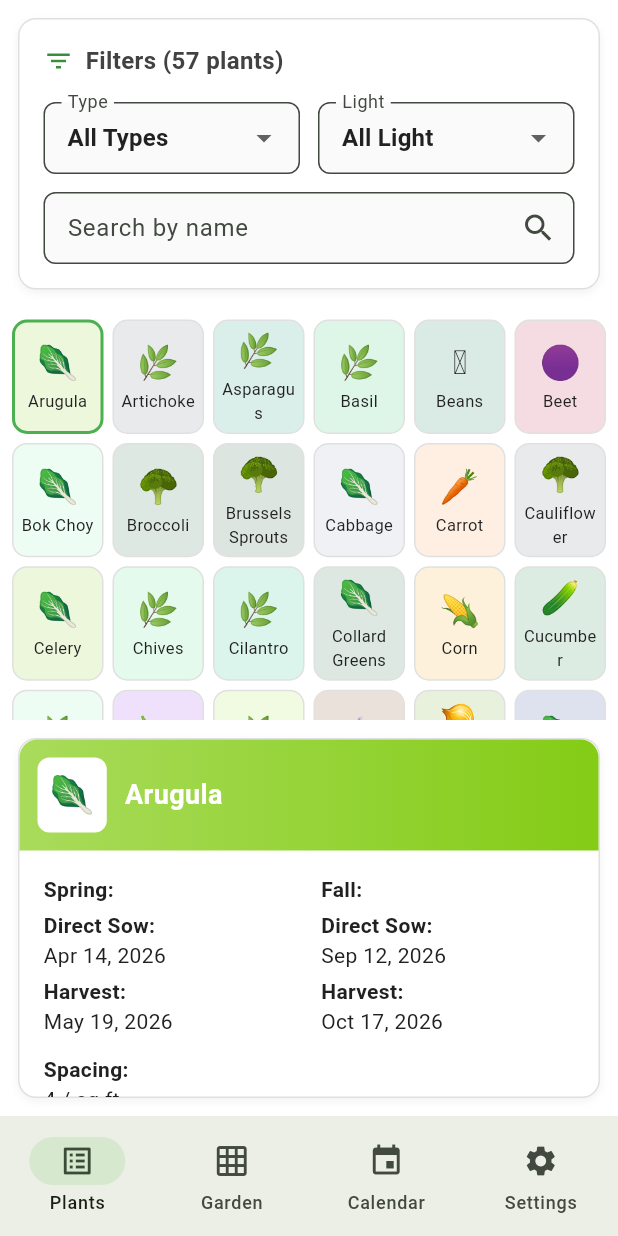
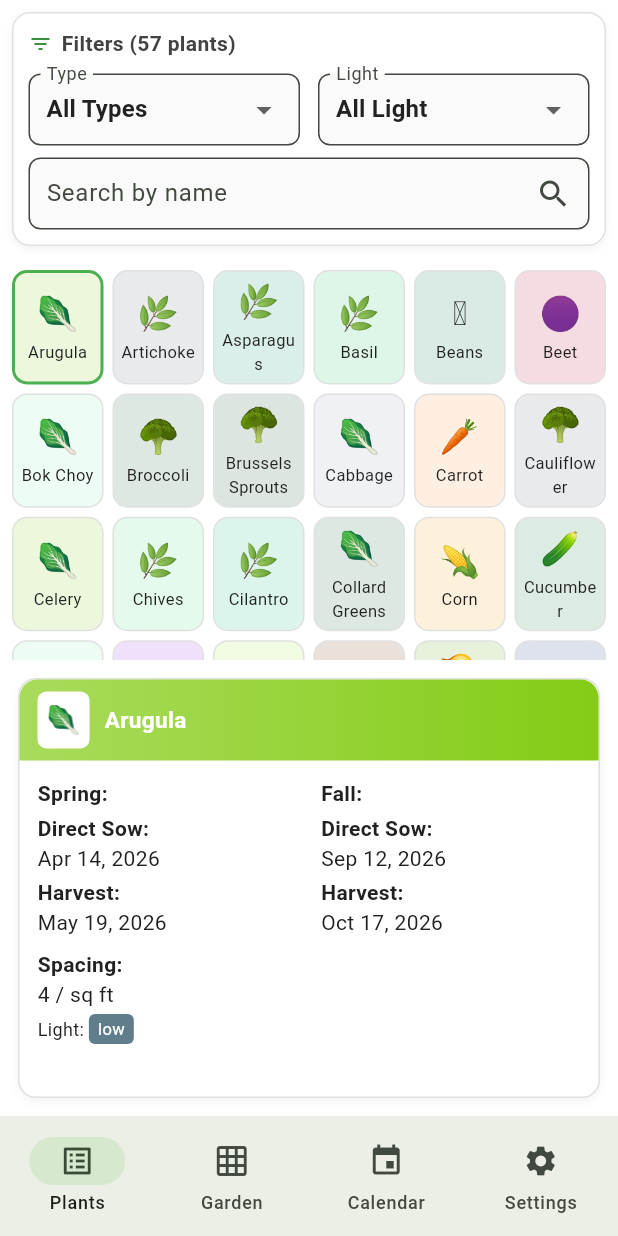
Before and after one commit to medwards8402-arch/Workspace, a Flutter app: the screen it shows after launch, after a tap on "Dismiss", after a tap on "Arugula", on a phone screen of 412 x 824 dp. Run offline on Flutter 3.47's test engine with Material 3 defaults, Android fonts, the phone set to English and light mode, and no system bars; our stand-ins replace shared_preferences.

Commit message:
scrolling fixes

```diff
--- a/garden_planner/lib/screens/plants_screen.dart
+++ b/garden_planner/lib/screens/plants_screen.dart
@@ -24,8 +24,8 @@ class PlantsScreen extends StatelessWidget {
           child: Column(
             children: [
               Container(
-                margin: const EdgeInsets.all(12.0),
-                padding: const EdgeInsets.all(16.0),
+                margin: const EdgeInsets.all(8.0),
+                padding: const EdgeInsets.all(10.0),
                 decoration: BoxDecoration(
                   color: Colors.white,
                   borderRadius: BorderRadius.circular(12),
@@ -43,12 +43,12 @@ class PlantsScreen extends StatelessWidget {
                   children: [
                     Row(
                       children: [
-                        Icon(Icons.filter_list, color: Colors.green.shade700, size: 20),
-                        const SizedBox(width: 8),
+                        Icon(Icons.filter_list, color: Colors.green.shade700, size: 16),
+                        const SizedBox(width: 6),
                         Expanded(
                           child: Text(
                             'Filters (${filteredPlants.length} plants)',
-                            style: TextStyle(fontSize: 16, fontWeight: FontWeight.bold, color: Colors.grey.shade800),
+                            style: TextStyle(fontSize: 14, fontWeight: FontWeight.bold, color: Colors.grey.shade800),
                           ),
                         ),
                         if (selectionProvider.searchQuery.isNotEmpty || selectionProvider.filterType != 'all' || selectionProvider.filterLight != 'all')
@@ -60,12 +60,12 @@ class PlantsScreen extends StatelessWidget {
                           ),
                       ],
                     ),
-                    const SizedBox(height: 4),
+                    const SizedBox(height: 2),
                     const Tip(
                       id: 'plants-filter-tip',
                       message: 'Use filters below to narrow plant selection by type, light requirements, or search by name.',
                     ),
-                    const SizedBox(height: 12),
+                    const SizedBox(height: 8),
                     // Filters - First Row
                     Row(
                       children: [
@@ -74,7 +74,7 @@ class PlantsScreen extends StatelessWidget {
                             value: selectionProvider.filterType,
                             decoration: InputDecoration(
                               labelText: 'Type',
-                              contentPadding: const EdgeInsets.symmetric(horizontal: 12, vertical: 12),
+                              contentPadding: const EdgeInsets.symmetric(horizontal: 8, vertical: 8),
                               border: OutlineInputBorder(borderRadius: BorderRadius.circular(8)),
                               filled: true,
                               fillColor: Colors.grey.shade50,
@@ -95,7 +95,7 @@ class PlantsScreen extends StatelessWidget {
                             value: selectionProvider.filterLight,
                             decoration: InputDecoration(
                               labelText: 'Light',
-                              contentPadding: const EdgeInsets.symmetric(horizontal: 12, vertical: 12),
+                              contentPadding: const EdgeInsets.symmetric(horizontal: 8, vertical: 8),
                               border: OutlineInputBorder(borderRadius: BorderRadius.circular(8)),
                               filled: true,
                               fillColor: Colors.grey.shade50,
@@ -111,12 +111,12 @@ class PlantsScreen extends StatelessWidget {
                         ),
                       ],
                     ),
-                    const SizedBox(height: 12),
+                    const SizedBox(height: 8),
                     // Search Field - Second Row
                     TextField(
                       decoration: InputDecoration(
                         labelText: 'Search by name',
-                        contentPadding: const EdgeInsets.symmetric(horizontal: 12, vertical: 12),
+                        contentPadding: const EdgeInsets.symmetric(horizontal: 8, vertical: 8),
                         border: OutlineInputBorder(borderRadius: BorderRadius.circular(8)),
                         suffixIcon: const Icon(Icons.search),
                         filled: true,
@@ -189,7 +189,7 @@ class PlantsScreen extends StatelessWidget {
         // Plant info panel at bottom
         if (selectedPlant != null)
           Container(
-            height: 240,
+            height: 280,
             margin: const EdgeInsets.all(12),
             decoration: BoxDecoration(
               color: Colors.white,
@@ -236,7 +236,7 @@ class _PlantInfoPanel extends StatelessWidget {
         children: [
           // Header with plant icon and name
           Container(
-            padding: const EdgeInsets.all(12),
+            padding: const EdgeInsets.symmetric(horizontal: 12, vertical: 8),
             decoration: BoxDecoration(
               gradient: LinearGradient(
                 colors: [
@@ -249,18 +249,18 @@ class _PlantInfoPanel extends StatelessWidget {
             child: Row(
               children: [
                 Container(
-                  padding: const EdgeInsets.all(8),
+                  padding: const EdgeInsets.all(6),
                   decoration: BoxDecoration(
                     color: Colors.white,
-                    borderRadius: BorderRadius.circular(8),
+                    borderRadius: BorderRadius.circular(6),
                   ),
-                  child: Text(plant.icon, style: const TextStyle(fontSize: 24)),
+                  child: Text(plant.icon, style: const TextStyle(fontSize: 18)),
                 ),
-                const SizedBox(width: 12),
+                const SizedBox(width: 10),
                 Expanded(
                   child: Text(
                     plant.name,
-                    style: const TextStyle(fontSize: 18, fontWeight: FontWeight.bold, color: Colors.white),
+                    style: const TextStyle(fontSize: 15, fontWeight: FontWeight.bold, color: Colors.white),
                   ),
                 ),
               ],
@@ -269,7 +269,7 @@ class _PlantInfoPanel extends StatelessWidget {
           // Scrollable content
           Expanded(
             child: SingleChildScrollView(
-              padding: const EdgeInsets.all(16),
+              padding: const EdgeInsets.all(12),
               child: Column(
                 crossAxisAlignment: CrossAxisAlignment.start,
                 children: [
@@ -283,16 +283,16 @@ class _PlantInfoPanel extends StatelessWidget {
                     crossAxisAlignment: CrossAxisAlignment.start,
                     children: [
                       const Text('Spring:', style: TextStyle(fontWeight: FontWeight.bold, fontSize: 14)),
-                      const SizedBox(height: 4),
+                      const SizedBox(height: 3),
                       if (plant.startIndoorsWeeks > 0 && springSchedule.indoor != null) ...[
                         _InfoRow('Start Indoors:', formatDate(springSchedule.indoor)),
-                        const SizedBox(height: 4),
+                        const SizedBox(height: 3),
                       ],
                       _InfoRow(
                         plant.startIndoorsWeeks > 0 ? 'Transplant:' : 'Direct Sow:',
                         formatDate(springSchedule.sow),
                       ),
-                      const SizedBox(height: 4),
+                      const SizedBox(height: 3),
                       _InfoRow('Harvest:', formatDate(springSchedule.harvest)),
                     ],
                   ),
@@ -305,27 +305,27 @@ class _PlantInfoPanel extends StatelessWidget {
                     children: [
                       if (fallSchedule != null) ...[
                         const Text('Fall:', style: TextStyle(fontWeight: FontWeight.bold, fontSize: 14)),
-                        const SizedBox(height: 4),
+                        const SizedBox(height: 3),
                         if (plant.fallStartIndoorsWeeks > 0 && fallSchedule.indoor != null) ...[
                           _InfoRow('Start Indoors:', formatDate(fallSchedule.indoor)),
-                          const SizedBox(height: 4),
+                          const SizedBox(height: 3),
                         ],
                         _InfoRow(
                           plant.fallStartIndoorsWeeks > 0 ? 'Transplant:' : 'Direct Sow:',
                           formatDate(fallSchedule.sow),
                         ),
-                        const SizedBox(height: 4),
+                        const SizedBox(height: 3),
                         _InfoRow('Harvest:', formatDate(fallSchedule.harvest)),
                       ] else ...[
                         const Text('Details:', style: TextStyle(fontWeight: FontWeight.bold, fontSize: 14)),
-                        const SizedBox(height: 4),
+                        const SizedBox(height: 3),
                         _InfoRow(
                           'Spacing:',
                           (plant.cellsRequired ?? 1) > 1
                               ? '1 / ${plant.cellsRequired} sq ft'
                               : '${plant.sqftSpacing} / sq ft',
                         ),
-                        const SizedBox(height: 4),
+                        const SizedBox(height: 3),
                         Row(
                           children: [
                             const Text('Light: ', style: TextStyle(fontSize: 12)),
@@ -345,7 +345,7 @@ class _PlantInfoPanel extends StatelessWidget {
                 ),
               ],
             ),
-            const SizedBox(height: 12),
+            const SizedBox(height: 8),
 
             // Spacing info (if not already shown in right column)
             if (fallSchedule != null) ...[
@@ -355,7 +355,7 @@ class _PlantInfoPanel extends StatelessWidget {
                     ? '1 / ${plant.cellsRequired} sq ft'
                     : '${plant.sqftSpacing} / sq ft',
               ),
-              const SizedBox(height: 4),
+              const SizedBox(height: 3),
               Row(
                 children: [
                   const Text('Light: ', style: TextStyle(fontSize: 12)),
@@ -369,15 +369,15 @@ class _PlantInfoPanel extends StatelessWidget {
                   ),
                 ],
               ),
-              const SizedBox(height: 8),
+              const SizedBox(height: 6),
             ],
 
             // Tips
             if (plant.tips.isNotEmpty) ...[
               const Divider(),
-              const SizedBox(height: 8),
+              const SizedBox(height: 6),
               const Text('Tips:', style: TextStyle(fontWeight: FontWeight.bold, fontSize: 14)),
-              const SizedBox(height: 4),
+              const SizedBox(height: 3),
               ...plant.tips.take(3).map((tip) => Padding(
                     padding: const EdgeInsets.only(left: 8, bottom: 4),
                     child: Row(
```
